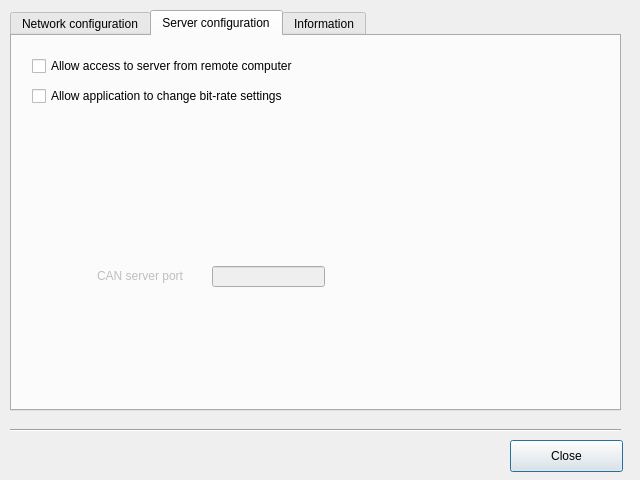
First picture: the form in source/qcan/applications/server/forms/ServerConfig.ui, repository canpie/CANpie, before the edit.
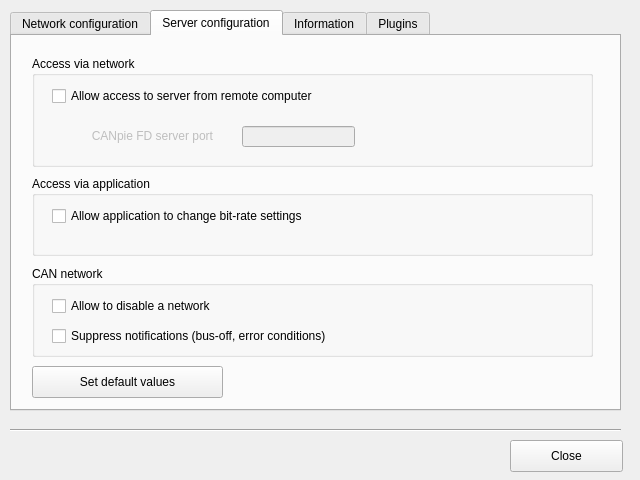
Second picture: the form after the edit. The open tabs and pages were chosen to show the change. Icons and pictures are not drawn.

Commit message: Update CANpie Server application

What changed in the file:
```diff
--- a/source/qcan/applications/server/forms/ServerConfig.ui
+++ b/source/qcan/applications/server/forms/ServerConfig.ui
@@ -50,8 +50,14 @@
    <property name="text">
     <string>Close</string>
    </property>
+   <property name="autoDefault">
+    <bool>false</bool>
+   </property>
   </widget>
   <widget class="QTabWidget" name="pclTabConfigM">
+   <property name="enabled">
+    <bool>true</bool>
+   </property>
    <property name="geometry">
     <rect>
      <x>10</x>
@@ -434,66 +440,153 @@
     <attribute name="title">
      <string>Server configuration</string>
     </attribute>
-    <widget class="QLabel" name="pclLblSrvPortM">
-     <property name="enabled">
-      <bool>false</bool>
-     </property>
+    <widget class="QPushButton" name="pclBtnConfigDefaultM">
      <property name="geometry">
       <rect>
-       <x>30</x>
-       <y>230</y>
-       <width>141</width>
-       <height>20</height>
+       <x>20</x>
+       <y>330</y>
+       <width>191</width>
+       <height>32</height>
       </rect>
      </property>
      <property name="text">
-      <string>CAN server port</string>
+      <string>Set default values</string>
      </property>
-     <property name="alignment">
-      <set>Qt::AlignRight|Qt::AlignTrailing|Qt::AlignVCenter</set>
-     </property>
-    </widget>
-    <widget class="QLineEdit" name="pclEdtSrvPortM">
-     <property name="enabled">
+     <property name="autoDefault">
       <bool>false</bool>
      </property>
-     <property name="geometry">
-      <rect>
-       <x>200</x>
-       <y>230</y>
-       <width>113</width>
-       <height>21</height>
-      </rect>
-     </property>
-     <property name="maxLength">
-      <number>6</number>
-     </property>
     </widget>
-    <widget class="QCheckBox" name="pclChkServerRemoteAccessM">
+    <widget class="QGroupBox" name="pclGrpNetworkM">
+     <property name="enabled">
+      <bool>true</bool>
+     </property>
      <property name="geometry">
       <rect>
        <x>20</x>
        <y>20</y>
-       <width>481</width>
-       <height>20</height>
+       <width>561</width>
+       <height>111</height>
       </rect>
      </property>
-     <property name="text">
-      <string>Allow access to server from remote computer</string>
+     <property name="title">
+      <string>Access via network</string>
      </property>
+     <widget class="QCheckBox" name="pclChkServerRemoteAccessM">
+      <property name="geometry">
+       <rect>
+        <x>20</x>
+        <y>30</y>
+        <width>481</width>
+        <height>20</height>
+       </rect>
+      </property>
+      <property name="text">
+       <string>Allow access to server from remote computer</string>
+      </property>
+     </widget>
+     <widget class="QLabel" name="pclLblSrvPortM">
+      <property name="enabled">
+       <bool>false</bool>
+      </property>
+      <property name="geometry">
+       <rect>
+        <x>20</x>
+        <y>70</y>
+        <width>161</width>
+        <height>20</height>
+       </rect>
+      </property>
+      <property name="text">
+       <string>CANpie FD server port</string>
+      </property>
+      <property name="alignment">
+       <set>Qt::AlignRight|Qt::AlignTrailing|Qt::AlignVCenter</set>
+      </property>
+     </widget>
+     <widget class="QLineEdit" name="pclEdtSrvPortM">
+      <property name="enabled">
+       <bool>false</bool>
+      </property>
+      <property name="geometry">
+       <rect>
+        <x>210</x>
+        <y>70</y>
+        <width>113</width>
+        <height>21</height>
+       </rect>
+      </property>
+      <property name="maxLength">
+       <number>6</number>
+      </property>
+     </widget>
     </widget>
-    <widget class="QCheckBox" name="pclChkChangeBitrateM">
+    <widget class="QGroupBox" name="pclGrpSettingM">
      <property name="geometry">
       <rect>
        <x>20</x>
-       <y>50</y>
-       <width>481</width>
-       <height>20</height>
+       <y>230</y>
+       <width>561</width>
+       <height>91</height>
       </rect>
      </property>
-     <property name="text">
-      <string>Allow application to change bit-rate settings</string>
+     <property name="title">
+      <string>CAN network </string>
      </property>
+     <widget class="QCheckBox" name="pclChkDisableNetworkM">
+      <property name="enabled">
+       <bool>true</bool>
+      </property>
+      <property name="geometry">
+       <rect>
+        <x>20</x>
+        <y>30</y>
+        <width>481</width>
+        <height>20</height>
+       </rect>
+      </property>
+      <property name="text">
+       <string>Allow to disable a network </string>
+      </property>
+     </widget>
+     <widget class="QCheckBox" name="pclChkDisableNotificationM">
+      <property name="geometry">
+       <rect>
+        <x>20</x>
+        <y>60</y>
+        <width>481</width>
+        <height>20</height>
+       </rect>
+      </property>
+      <property name="text">
+       <string>Suppress notifications (bus-off, error conditions)</string>
+      </property>
+     </widget>
+    </widget>
+    <widget class="QGroupBox" name="pclGrpApplicationM">
+     <property name="geometry">
+      <rect>
+       <x>20</x>
+       <y>140</y>
+       <width>561</width>
+       <height>80</height>
+      </rect>
+     </property>
+     <property name="title">
+      <string>Access via application</string>
+     </property>
+     <widget class="QCheckBox" name="pclChkChangeBitrateM">
+      <property name="geometry">
+       <rect>
+        <x>20</x>
+        <y>30</y>
+        <width>481</width>
+        <height>20</height>
+       </rect>
+      </property>
+      <property name="text">
+       <string>Allow application to change bit-rate settings</string>
+      </property>
+     </widget>
     </widget>
    </widget>
    <widget class="QWidget" name="pclTabConfigInfoM">
@@ -531,6 +624,64 @@
      <property name="text">
       <string notr="true">CANpie Server Version 0.82</string>
      </property>
+    </widget>
+    <widget class="QTreeWidget" name="pclTrwNetworkM">
+     <property name="geometry">
+      <rect>
+       <x>20</x>
+       <y>130</y>
+       <width>561</width>
+       <height>201</height>
+      </rect>
+     </property>
+     <property name="itemsExpandable">
+      <bool>true</bool>
+     </property>
+     <column>
+      <property name="text">
+       <string>CAN</string>
+      </property>
+     </column>
+     <column>
+      <property name="text">
+       <string>Connections</string>
+      </property>
+     </column>
+     <column>
+      <property name="text">
+       <string>Interface</string>
+      </property>
+     </column>
+     <column>
+      <property name="text">
+       <string>Version</string>
+      </property>
+     </column>
+    </widget>
+   </widget>
+   <widget class="QWidget" name="pclTabConfigPluginM">
+    <attribute name="title">
+     <string>Plugins</string>
+    </attribute>
+    <widget class="QTreeWidget" name="pclTrwPluginM">
+     <property name="geometry">
+      <rect>
+       <x>40</x>
+       <y>40</y>
+       <width>541</width>
+       <height>192</height>
+      </rect>
+     </property>
+     <column>
+      <property name="text">
+       <string>Plug-In</string>
+      </property>
+     </column>
+     <column>
+      <property name="text">
+       <string>Version</string>
+      </property>
+     </column>
     </widget>
    </widget>
   </widget>
```
Left out of the diff: 52 changed lines with no effect on the pictures. The commit also changes 9 other files.
